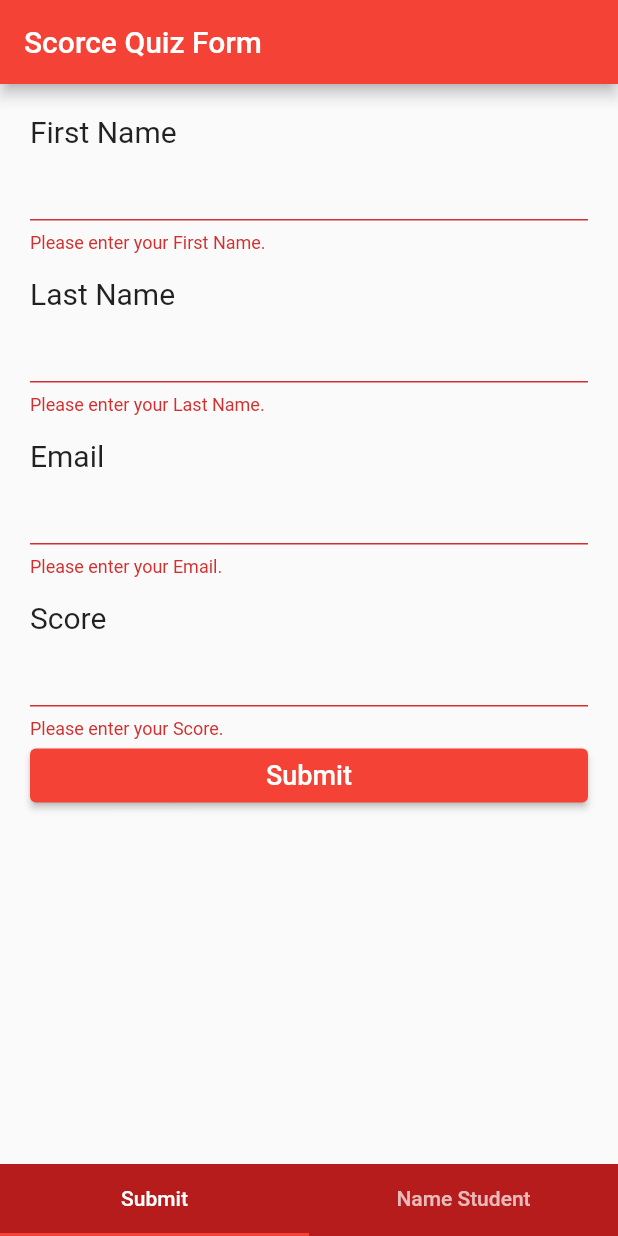
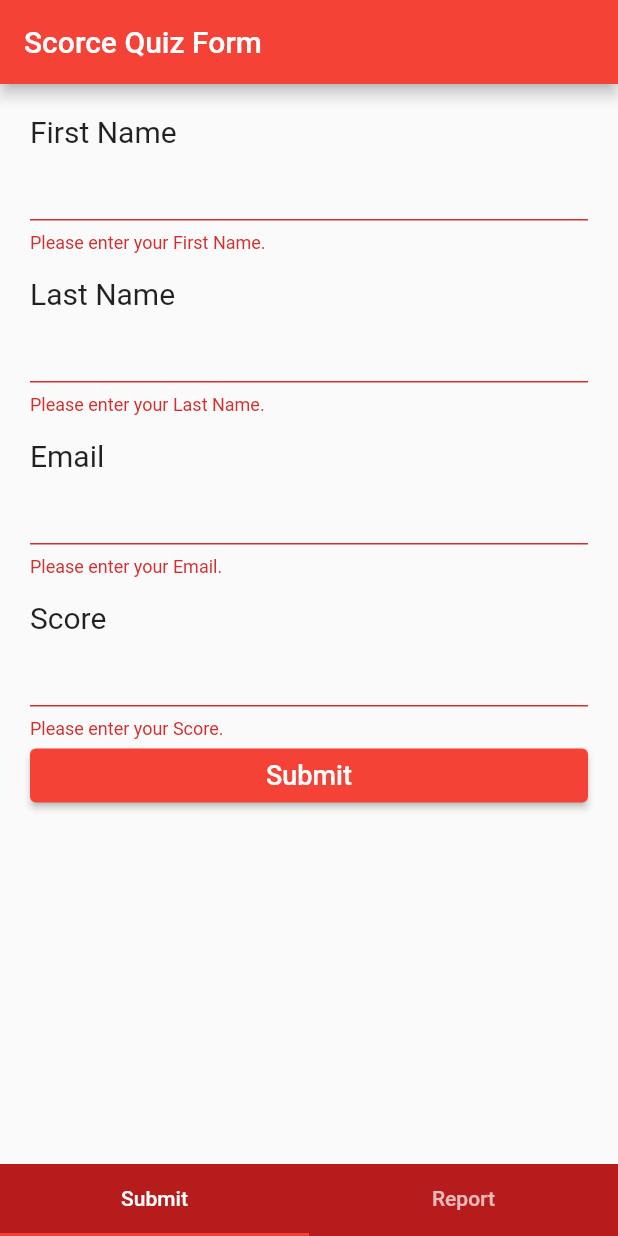
Before and after one commit to Kittisak2001/Flutter-Cloud-Firestore_Firebase, a Flutter app: the screen it shows after launch, after a tap on "Submit", on a phone screen of 412 x 824 dp. Run offline on Flutter 3.47's test engine with Material 2 defaults, Android fonts, the phone set to English and light mode, and no system bars; our stand-ins replace cloud_firestore, firebase_core, form_field_validator; accounts and stored records are empty.

```diff
--- a/lib/main.dart
+++ b/lib/main.dart
@@ -1,7 +1,11 @@
 import 'package:flutter/material.dart';
+import 'package:flutter_firebase/screen/display.dart';
 import 'package:flutter_firebase/screen/formscreen.dart';
+import 'package:firebase_core/firebase_core.dart';
 
-void main() {
+void main() async{
+  WidgetsFlutterBinding.ensureInitialized();
+  await Firebase.initializeApp();
   runApp(const MyApp());
 }
 
@@ -36,7 +40,7 @@ class _MyHomePageState extends State<MyHomePage> {
       child: Scaffold(
         body: TabBarView(children: [
           FormScreen(),
-          Container(),
+          DisplayScreen(),
         ]),
         backgroundColor: Colors.red[900],
         bottomNavigationBar: TabBar(tabs: [
@@ -44,7 +48,7 @@ class _MyHomePageState extends State<MyHomePage> {
             text: "Submit",
           ),
           Tab(
-            text: "Name Student",
+            text: "Report",
           ),
         ]),
       ),
--- a/lib/screen/formscreen.dart
+++ b/lib/screen/formscreen.dart
@@ -1,3 +1,5 @@
+import 'package:cloud_firestore/cloud_firestore.dart';
+import 'package:firebase_core/firebase_core.dart';
 import 'package:flutter/material.dart';
 import 'package:flutter_firebase/model/Student.dart';
 import 'package:form_field_validator/form_field_validator.dart';
@@ -10,13 +12,35 @@ class FormScreen extends StatefulWidget {
 }
 
 class _FormScreenState extends State<FormScreen> {
+  final Future<FirebaseApp> firebase = Firebase.initializeApp();
   final formKey = GlobalKey<FormState>();
 
   Student myStudent = Student();
 
+
+  CollectionReference _studentCollection = FirebaseFirestore.instance.collection("students");
+
+
+
   @override
   Widget build(BuildContext context) {
-    return Scaffold(
+    return FutureBuilder(
+        future: firebase,
+        builder: (context, snapshot) {
+          if (snapshot.hasError) {
+            return Scaffold(
+              appBar: AppBar(
+                title: Text("Error"),
+              ),
+              body: Center(
+                child: Text(
+                  "${snapshot.error}",
+                ),
+              ),
+            );
+          }
+          if(snapshot.connectionState == ConnectionState.done){
+            return Scaffold(
       appBar: AppBar(
         title: Text("Scorce Quiz Form"),
       ),
@@ -96,12 +120,17 @@ class _FormScreenState extends State<FormScreen> {
                         "Submit",
                         style: TextStyle(fontSize: 18),
                       ),
-                      onPressed: () {
+                      onPressed: () async{
                         if (formKey.currentState!.validate()) {
                           formKey.currentState!.save();
-                          print(
-                              "Data = ${myStudent.fname} ${myStudent.lname} ${myStudent.email} ${myStudent.score}");
-                        }
+                          await _studentCollection.add({
+                            "fname":myStudent.fname,
+                            "lanem":myStudent.lname,
+                            "email":myStudent.email,
+                            "score":myStudent.score,
+                          });
+                          formKey.currentState!.reset();
+                          }
                       },
                     ),
                   )
@@ -112,5 +141,13 @@ class _FormScreenState extends State<FormScreen> {
         ),
       ),
     );
+          }
+          return Scaffold(
+            body: Center(
+              child: CircularProgressIndicator(),
+            ),
+          );
+        });
+
   }
 }
--- a/pubspec.yaml
+++ b/pubspec.yaml
@@ -30,6 +30,8 @@ dependencies:
   flutter:
     sdk: flutter
   form_field_validator: ^1.1.0
+  firebase_core: ^1.17.1
+  cloud_firestore: ^3.1.17
 
   # The following adds the Cupertino Icons font to your application.
   # Use with the CupertinoIcons class for iOS style icons.
```
Also changed, not shown: lib/screen/display.dart (added, +44 -0 lines), pubspec.lock, 4 other files.
